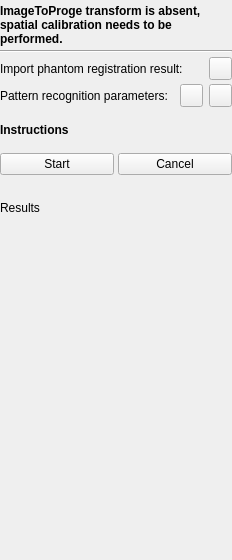
The window that PlusApp/fCal/Toolboxes/SpatialCalibrationToolbox.ui (PlusToolkit/PlusApp) describes before a commit, drawn with Qt 5.
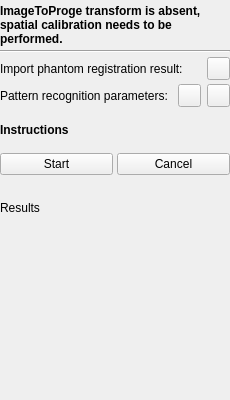
The same window after the commit. Icons and pictures are not drawn.

Diff of the .ui file:
```diff
--- a/PlusApp/fCal/Toolboxes/SpatialCalibrationToolbox.ui
+++ b/PlusApp/fCal/Toolboxes/SpatialCalibrationToolbox.ui
@@ -6,8 +6,8 @@
    <rect>
     <x>0</x>
     <y>0</y>
-    <width>232</width>
-    <height>560</height>
+    <width>230</width>
+    <height>400</height>
    </rect>
   </property>
   <property name="sizePolicy">
@@ -18,13 +18,13 @@
   </property>
   <property name="minimumSize">
    <size>
-    <width>232</width>
-    <height>560</height>
+    <width>230</width>
+    <height>400</height>
    </size>
   </property>
   <property name="maximumSize">
    <size>
-    <width>232</width>
+    <width>230</width>
     <height>16777215</height>
    </size>
   </property>
```
